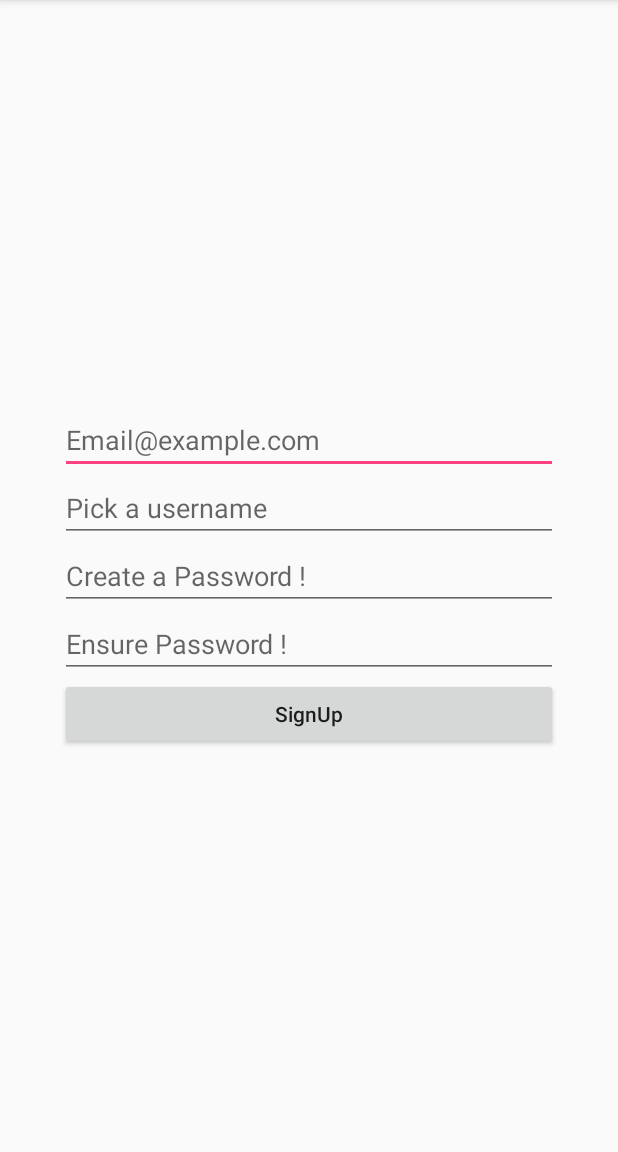
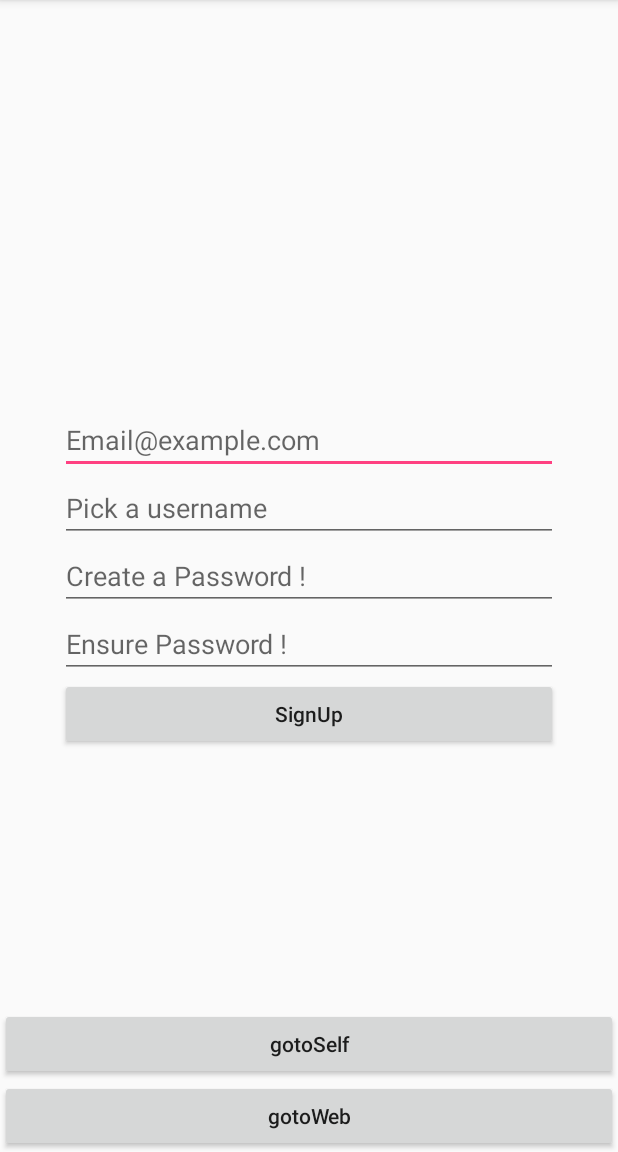
Before and after one commit to tourfield/GitBook, an Android app: the screen it shows after launch (SignUpActivity), in the options menu, after a tap on "SignUp", on a phone screen of 412 x 824 dp, the part 84-1236 px from its top. Run offline under Robolectric (Android 15) with nearby library versions, the phone set to English and light mode, and no system bars.

```diff
--- a/app/src/main/java/com/github/tourfield/gitbook/SignInActivity.java
+++ b/app/src/main/java/com/github/tourfield/gitbook/SignInActivity.java
@@ -19,6 +19,9 @@ public class SignInActivity extends AppCompatActivity implements View.OnClickLis
     private static final String TAG = "SignInActivity";
     private static final int intentFd = 20001;
     private Button signInBt;
+    private Button gotoSelfBt;
+    private Button gotSignUpBt;
+    private Intent gotoIntent;
     private EditText userName;
     private String strName;
     private EditText passWord;
@@ -27,6 +30,7 @@ public class SignInActivity extends AppCompatActivity implements View.OnClickLis
     @Override
     protected void onCreate(Bundle savedInstanceState) {
         super.onCreate(savedInstanceState);
+        Log.d(TAG, "onCreate: @ "+ this.toString());
         setContentView(R.layout.layout_signin);
         if (savedInstanceState != null){
             strName = savedInstanceState.getString("data_key");
@@ -40,6 +44,11 @@ public class SignInActivity extends AppCompatActivity implements View.OnClickLis
         signInBt = (Button)findViewById(R.id.signInBt);
         userName = (EditText)findViewById(R.id.userName);
         passWord = (EditText)findViewById(R.id.passWord);
+        gotoSelfBt=(Button)findViewById(R.id.gotoSelf);
+        gotSignUpBt=(Button)findViewById(R.id.gotoSignUp);
+
+        gotoSelfBt.setOnClickListener(this);
+        gotSignUpBt.setOnClickListener(this);
         signInBt.setOnClickListener(this);
         if(strName != null){
             userName.setText(strName);
@@ -119,6 +128,14 @@ public class SignInActivity extends AppCompatActivity implements View.OnClickLis
                 intent.addCategory("com.github.tourfield.gitbook.MYCATEGORY");
                 startActivity(intent);
                 break;
+            case R.id.gotoSelf:
+                gotoIntent = new Intent(this,SignInActivity.class);
+                startActivity(gotoIntent);
+                break;
+            case R.id.gotoSignUp:
+                gotoIntent = new Intent(this,SignUpActivity.class);
+                startActivity(gotoIntent);
+                break;
         }
     }
 }
--- a/app/src/main/java/com/github/tourfield/gitbook/SignUpActivity.java
+++ b/app/src/main/java/com/github/tourfield/gitbook/SignUpActivity.java
@@ -14,11 +14,20 @@ public class SignUpActivity extends AppCompatActivity implements View.OnClickLis
     private static final String TAG = "SignUpActivity";
     private Intent intent;
     private Button signUpBt;
+    private Button gotoSelfBt;
+    private Button gotWebBt;
+    private Intent gotoIntent;
     @Override
     protected void onCreate(Bundle savedInstanceState) {
         super.onCreate(savedInstanceState);
+        Log.d(TAG, "onCreate: @ "+ this.toString());
         setContentView(R.layout.layout_signup);
         signUpBt=(Button)findViewById(R.id.signUpBt);
+        gotoSelfBt=(Button)findViewById(R.id.gotoSelf);
+        gotWebBt=(Button)findViewById(R.id.gotoWeb);
+
+        gotoSelfBt.setOnClickListener(this);
+        gotWebBt.setOnClickListener(this);
         signUpBt.setOnClickListener(this);
     }
 
@@ -53,6 +62,14 @@ public class SignUpActivity extends AppCompatActivity implements View.OnClickLis
             case R.id.signUpBt:
                 Log.i(TAG, "onClick: signUpBt");
                 break;
+            case R.id.gotoSelf:
+                gotoIntent = new Intent(this,SignUpActivity.class);
+                startActivity(gotoIntent);
+                break;
+            case R.id.gotoWeb:
+                gotoIntent = new Intent(this,WebActivity.class);
+                startActivity(gotoIntent);
+                break;
         }
     }
 }
--- a/app/src/main/res/layout/layout_signup.xml
+++ b/app/src/main/res/layout/layout_signup.xml
@@ -47,4 +47,19 @@
         android:layout_below="@+id/signUpPassWord1"
         android:textAllCaps="false"
         android:text="SignUp"/>
+
+    <Button
+        android:id="@+id/gotoSelf"
+        android:layout_width="match_parent"
+        android:layout_height="wrap_content"
+        android:textAllCaps="false"
+        android:layout_above="@+id/gotoWeb"
+        android:text="gotoSelf"/>
+    <Button
+        android:id="@+id/gotoWeb"
+        android:layout_width="match_parent"
+        android:layout_height="wrap_content"
+        android:textAllCaps="false"
+        android:layout_alignParentBottom="true"
+        android:text="gotoWeb"/>
 </RelativeLayout>
```
Also changed, not shown: app/src/main/AndroidManifest.xml (+8 -4 lines), app/src/main/java/com/github/tourfield/gitbook/MainActivity.java (+29 -1 lines), app/src/main/java/com/github/tourfield/gitbook/WebActivity.java (+18 -1 lines), app/src/main/res/layout/layout_main.xml (+12 -0 lines), app/src/main/res/layout/layout_signin.xml (+14 -0 lines), app/src/main/res/layout/layout_web.xml (+13 -0 lines).
